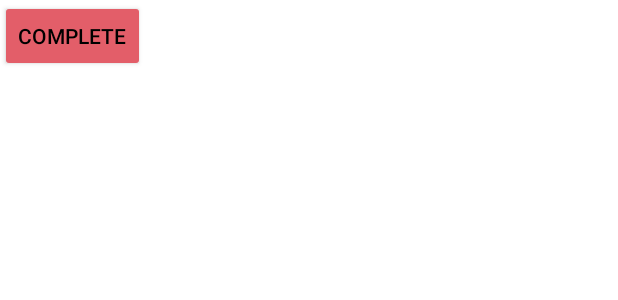
After one commit to JUQE/HackEd2017, an Android app: the layout pool_list_item_dj.xml on its own in the app's theme, with its tools: preview values and no code run, on a phone screen of 412 x 824 dp. The commit adds this screen. Shown: the top 300 px of the screen. Run offline under Robolectric (Android 15) with nearby library versions, the phone set to English and light mode, and no system bars.

Commit message:
added pool view

```diff
--- a/app/src/main/java/com/example/brianofrim/juqe/DjActivity.java
+++ b/app/src/main/java/com/example/brianofrim/juqe/DjActivity.java
@@ -111,7 +111,7 @@ public class DjActivity extends Activity implements
         songSearchResultsArraylist = new ArrayList<Song>();
 
         //test <code>
-        //VenueController.createVenue("testVen2","Cool place");
+        //VenueController.createVenue("testVen3","V Cool place");
         //VenueController.addSong( new Song("some song", "lol", "sagrgeagerg", 0));
 
     }
--- /dev/null
+++ b/app/src/main/res/layout/pool_list_item_dj.xml
@@ -0,0 +1,35 @@
+<?xml version="1.0" encoding="utf-8"?>
+<RelativeLayout xmlns:android="http://schemas.android.com/apk/res/android"
+    android:layout_width="match_parent"
+    android:layout_height="match_parent"
+    android:descendantFocusability="blocksDescendants">
+
+
+    <Button
+        android:id="@+id/remove_from_pool"
+        android:layout_width="wrap_content"
+        android:layout_height="wrap_content"
+        android:layout_marginRight="10dp"
+        android:layout_alignParentLeft="true"
+        android:text="Complete" />
+
+    <TextView
+        android:id="@+id/songName_dj_pool"
+        android:layout_width="wrap_content"
+        android:layout_height="wrap_content"
+        android:paddingLeft="8dp"
+        android:layout_toRightOf="@id/remove_from_pool"
+        android:textSize="18sp"
+        android:textStyle="bold" />
+    <TextView
+        android:id="@+id/songArtist_dj_pool"
+        android:layout_width="wrap_content"
+        android:layout_height="wrap_content"
+        android:paddingLeft="8dp"
+        android:textSize="18sp"
+        android:textStyle="bold"
+        android:layout_alignParentRight="true"
+        android:layout_toRightOf="@id/remove_from_pool"
+        android:layout_below="@id/songName_dj_pool"/>rap
+
+</RelativeLayout>
```
Also changed, not shown: app/src/main/java/com/example/brianofrim/juqe/Song.java (+9 -0 lines), app/src/main/java/com/example/brianofrim/juqe/SongList.java (+7 -0 lines), app/src/main/java/com/example/brianofrim/juqe/SongPoolActivity.java (+17 -6 lines), app/src/main/java/com/example/brianofrim/juqe/SongPoolAdapter.java (added, +64 -0 lines), app/src/main/java/com/example/brianofrim/juqe/VenueController.java (+10 -1 lines).
